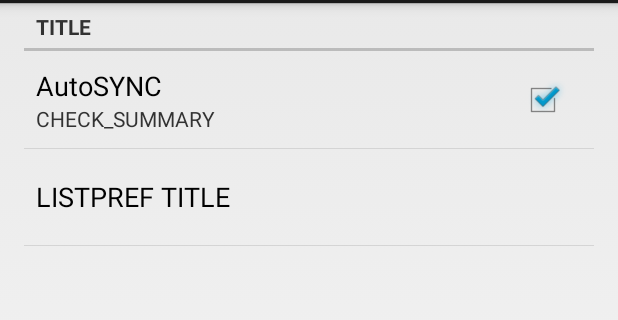
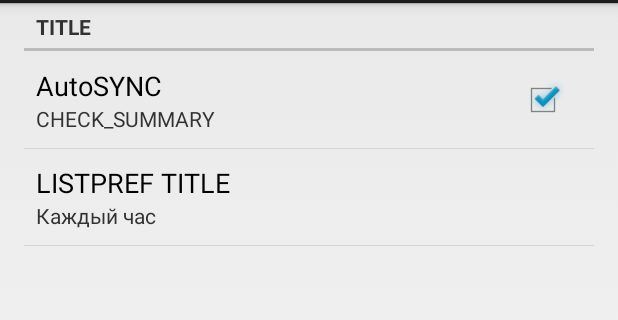
Before and after one commit to StasEvseev/mobileclienthomeproj, an Android app: the fragment SyncSettings shown on its own in the app's theme, after a tap on "AutoSYNC", on a phone screen of 412 x 824 dp, the part 69-389 px from its top. Run offline under Robolectric (Android 15) with nearby library versions, the phone set to English and light mode, and no system bars.

```diff
--- a/app/src/main/AndroidManifest.xml
+++ b/app/src/main/AndroidManifest.xml
@@ -35,7 +35,7 @@
 
         <provider
             android:name=".sync.StubProvider"
-            android:authorities="com.example.stas.homeproj.sync"
+            android:authorities="com.example.stas.homeproj"
             android:exported="false"
             android:syncable="true"/>
 
--- a/app/src/main/java/com/example/stas/homeproj/Constrants.java
+++ b/app/src/main/java/com/example/stas/homeproj/Constrants.java
@@ -5,7 +5,7 @@ package com.example.stas.homeproj;
  * Класс констант.
  */
 public final class Constrants {
-    public static final String URL_BUY_API = "http://192.168.0.101:5000";
+    public static final String URL_BUY_API = "http://192.168.3.18:5000";
 
     public static final String TOKEN_NAME = "BUY_API_TOKEN";
 }
--- a/app/src/main/java/com/example/stas/homeproj/GoodDetailFragment.java
+++ b/app/src/main/java/com/example/stas/homeproj/GoodDetailFragment.java
@@ -113,6 +113,8 @@ public class GoodDetailFragment extends Fragment implements View.OnClickListener
 
         if (mItem != null) {
             Log.d(LOG_TAG, "onCreateView mITEM");
+            Log.d(LOG_TAG, "" + mItem.good);
+            Log.d(LOG_TAG, "fullname" + mItem.getFullname());
             ((TextView) rootView.findViewById(R.id.good_fullname)).setText(mItem.getFullname());
             ((TextView) rootView.findViewById(R.id.good_count)).setText(String.valueOf(mItem.getCount()));
             if(mItem.factCount != 0) {
--- a/app/src/main/java/com/example/stas/homeproj/MyApplication.java
+++ b/app/src/main/java/com/example/stas/homeproj/MyApplication.java
@@ -11,9 +11,9 @@ import android.os.Bundle;
  */
 public class MyApplication extends Application {
 
-    public static final String ACCOUNT_TYPE = "com.example.stas.homeproj";
+    public static final String AUTHORITY = "com.example.stas.homeproj";
 
-    public static final String AUTHORITY = "com.example.stas.homeproj";
+    public static final String ACCOUNT_TYPE = "com.example.stas.homeproj.sync";
     // The account name
     public static final String ACCOUNT = "syncAccount";
 
--- a/app/src/main/java/com/example/stas/homeproj/SyncSettings.java
+++ b/app/src/main/java/com/example/stas/homeproj/SyncSettings.java
@@ -6,6 +6,7 @@ import android.os.Bundle;
 import android.preference.ListPreference;
 import android.preference.PreferenceFragment;
 import android.text.TextUtils;
+import android.util.Log;
 
 /**
  * Created by user on 24.11.14.
@@ -41,6 +42,8 @@ public class SyncSettings extends PreferenceFragment implements SharedPreference
 
     @Override
     public void onSharedPreferenceChanged(SharedPreferences prefs, String key) {
+        Log.d("SyncSettings", "onSharedPreferenceChanged");
+        ContentResolver.setSyncAutomatically(MyApplication.sAccount, MyApplication.AUTHORITY, true);
         if (TextUtils.equals(KEY_AUTO_SYNC, key)) {
             if (prefs.getBoolean(key, false)) {
                 final long interval = Long.parseLong(prefs.getString(
@@ -52,8 +55,10 @@ public class SyncSettings extends PreferenceFragment implements SharedPreference
                 ContentResolver.removePeriodicSync(MyApplication.sAccount, MyApplication.AUTHORITY, new Bundle());
             }
         } else if (TextUtils.equals(KEY_AUTO_SYNC_INTERVAL, key)) {
+
             final ListPreference interval = (ListPreference) getPreferenceManager().findPreference(key);
             interval.setSummary(interval.getEntry());
+            Log.d("SyncSettings", "getValue - " + interval.getValue());
             ContentResolver.addPeriodicSync(
                     MyApplication.sAccount, MyApplication.AUTHORITY,
                     Bundle.EMPTY, Long.parseLong(interval.getValue())
--- a/app/src/main/java/com/example/stas/homeproj/db/DBHelper.java
+++ b/app/src/main/java/com/example/stas/homeproj/db/DBHelper.java
@@ -17,7 +17,7 @@ public class DBHelper extends SQLiteOpenHelper {
     public final static String LOG = DBHelper.class.getName();
 
     private static final String DATABASE_NAME = "homeproj.db";
-    private static final int DATABASE_VERSION = 22;
+    private static final int DATABASE_VERSION = 25;
 
     public final static String INVOICE_TABLE_NAME = "invoice_buy_api";
 
--- a/app/src/main/res/xml/account_prefs.xml
+++ b/app/src/main/res/xml/account_prefs.xml
@@ -2,11 +2,11 @@
 
 <PreferenceScreen xmlns:android="http://schemas.android.com/apk/res/android">
 
-    <PreferenceCategory android:title="Титл" />
+    <PreferenceCategory android:title="Товары" />
 
     <PreferenceScreen
         android:key="com.example.stas.homeproj.KEY_ACCOUNT_SYNC"
-        android:summary="Setting summary"
+        android:summary="HomeProj"
         android:title="Синхронизация">
         <intent
             android:action="com.example.stas.homeproj.ACTION_SYNC_SETTINGS"
--- a/app/src/main/res/xml/authenticator.xml
+++ b/app/src/main/res/xml/authenticator.xml
@@ -2,7 +2,7 @@
 <account-authenticator
     xmlns:android="http://schemas.android.com/apk/res/android"
     android:accountPreferences="@xml/account_prefs"
-    android:accountType="com.example.stas.homeproj"
+    android:accountType="com.example.stas.homeproj.sync"
     android:icon="@drawable/ic_launcher"
     android:smallIcon="@drawable/ic_launcher"
     android:label="@string/app_name"/>
--- a/app/src/main/res/xml/sync_prefs.xml
+++ b/app/src/main/res/xml/sync_prefs.xml
@@ -2,21 +2,21 @@
 <PreferenceScreen xmlns:android="http://schemas.android.com/apk/res/android">
 
     <PreferenceCategory
-        android:key="com.elegion.newsfeed.KEY_SYNC"
+        android:key="com.example.stas.homeproj.KEY_SYNC"
         android:title="TITLE">
 
         <CheckBoxPreference
             android:defaultValue="false"
-            android:key="com.elegion.newsfeed.KEY_AUTO_SYNC"
+            android:key="com.example.stas.homeproj.KEY_AUTO_SYNC"
             android:summary="CHECK_SUMMARY"
             android:title="AutoSYNC" />
 
         <ListPreference
             android:defaultValue="@string/auto_sync_interval_default"
-            android:dependency="com.elegion.newsfeed.KEY_AUTO_SYNC"
+            android:dependency="com.example.stas.homeproj.KEY_AUTO_SYNC"
             android:entries="@array/auto_sync_intervals"
             android:entryValues="@array/auto_sync_interval_values"
-            android:key="com.elegion.newsfeed.KEY_AUTO_SYNC_INTERVAL"
+            android:key="com.example.stas.homeproj.KEY_AUTO_SYNC_INTERVAL"
             android:title="LISTPREF TITLE" />
 
     </PreferenceCategory>
--- a/app/src/main/res/xml/syncadapter.xml
+++ b/app/src/main/res/xml/syncadapter.xml
@@ -2,8 +2,8 @@
 
 <sync-adapter
     xmlns:android="http://schemas.android.com/apk/res/android"
-    android:contentAuthority="com.example.stas.homeproj.sync"
-    android:accountType="com.example.stas.homeproj"
+    android:contentAuthority="com.example.stas.homeproj"
+    android:accountType="com.example.stas.homeproj.sync"
     android:userVisible="false"
     android:supportsUploading="false"
     android:allowParallelSyncs="false"
```
Also changed, not shown: app/src/main/java/com/example/stas/homeproj/InvoicesActivity.java (+34 -34 lines), app/src/main/java/com/example/stas/homeproj/MainActivity.java (+5 -5 lines), app/src/main/java/com/example/stas/homeproj/models/GoodLocal.java (+5 -3 lines), app/src/main/java/com/example/stas/homeproj/sync/model/GoodLocalSync.java (+14 -9 lines).
